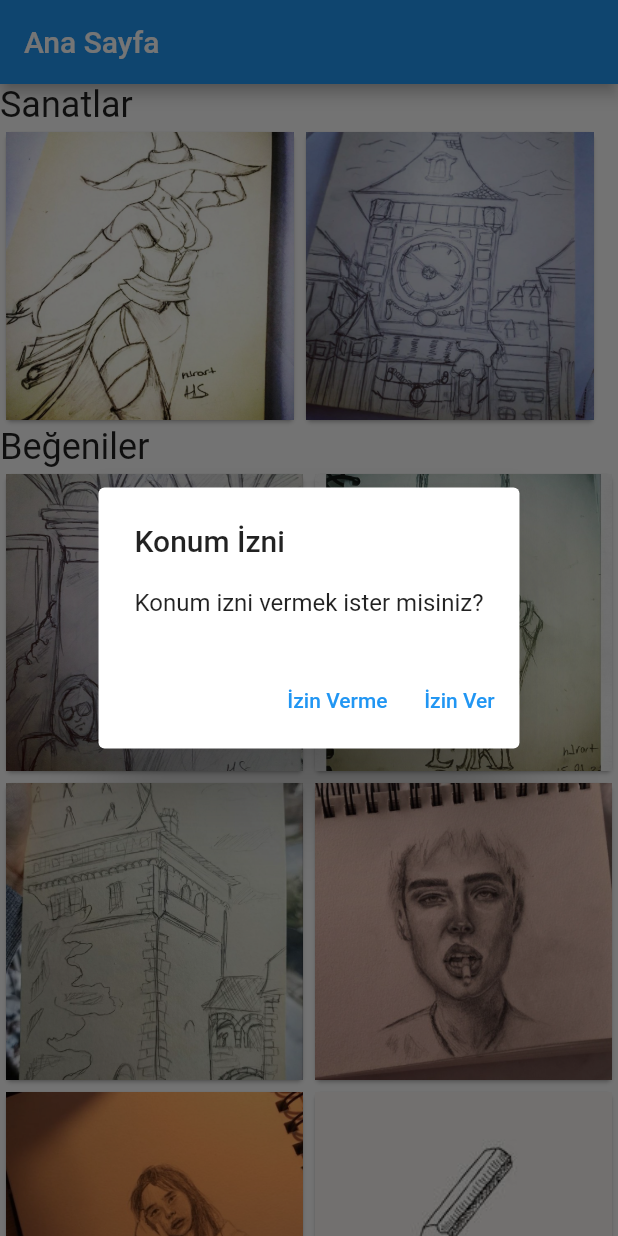
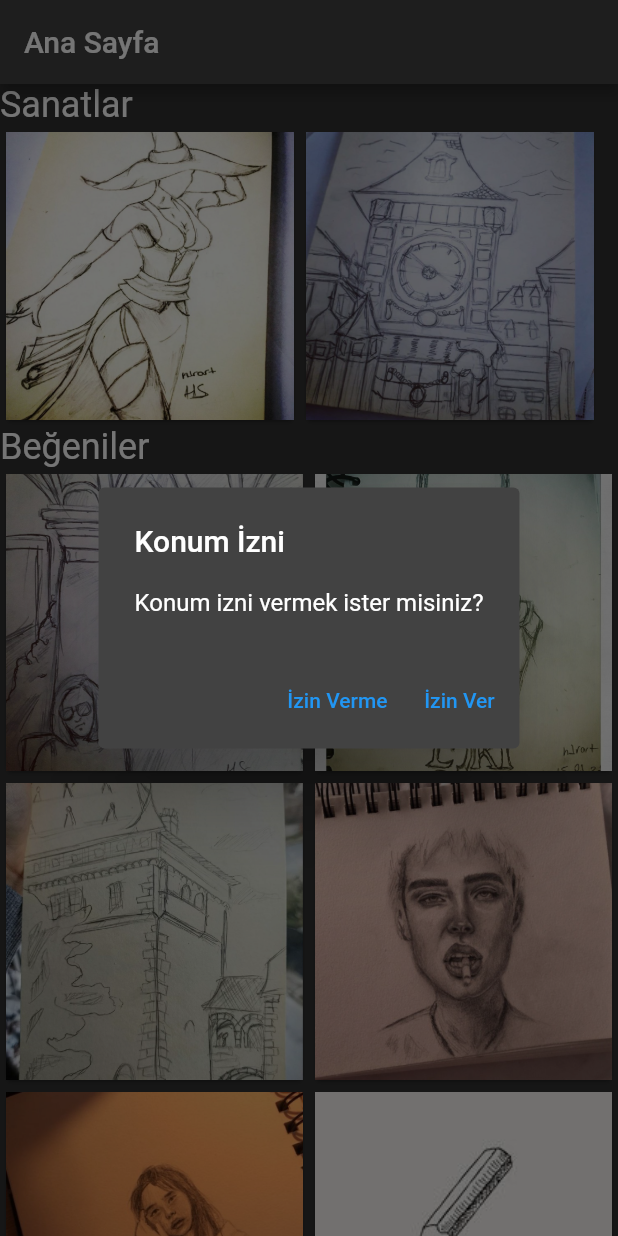
Before and after one commit to azaderdogan/beautfiyartswork, a Flutter app: the screen it shows after launch, on a phone screen of 412 x 824 dp. Run offline on Flutter 3.47's test engine with Material 2 defaults, Android fonts, the phone set to English and light mode, and no system bars; our stand-ins replace shared_preferences.

Commit message:
added apk

```diff
--- a/lib/main.dart
+++ b/lib/main.dart
@@ -11,7 +11,7 @@ class MyApp extends StatelessWidget {
   @override
   Widget build(BuildContext context) {
     return MaterialApp(
-      theme: ThemeData.light(),
+      theme: ThemeData.dark(),
       debugShowCheckedModeBanner: false,
       home: HomePage(),
     );
```
Also changed, not shown: 1 other file.
